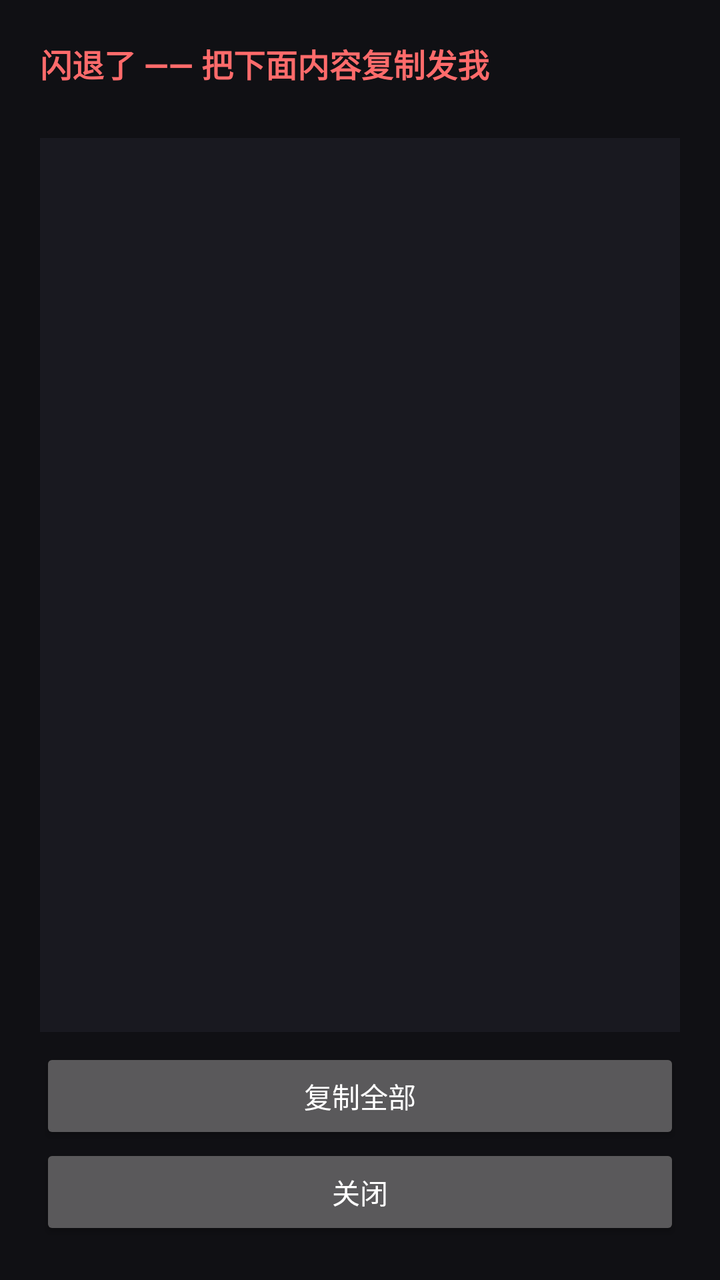
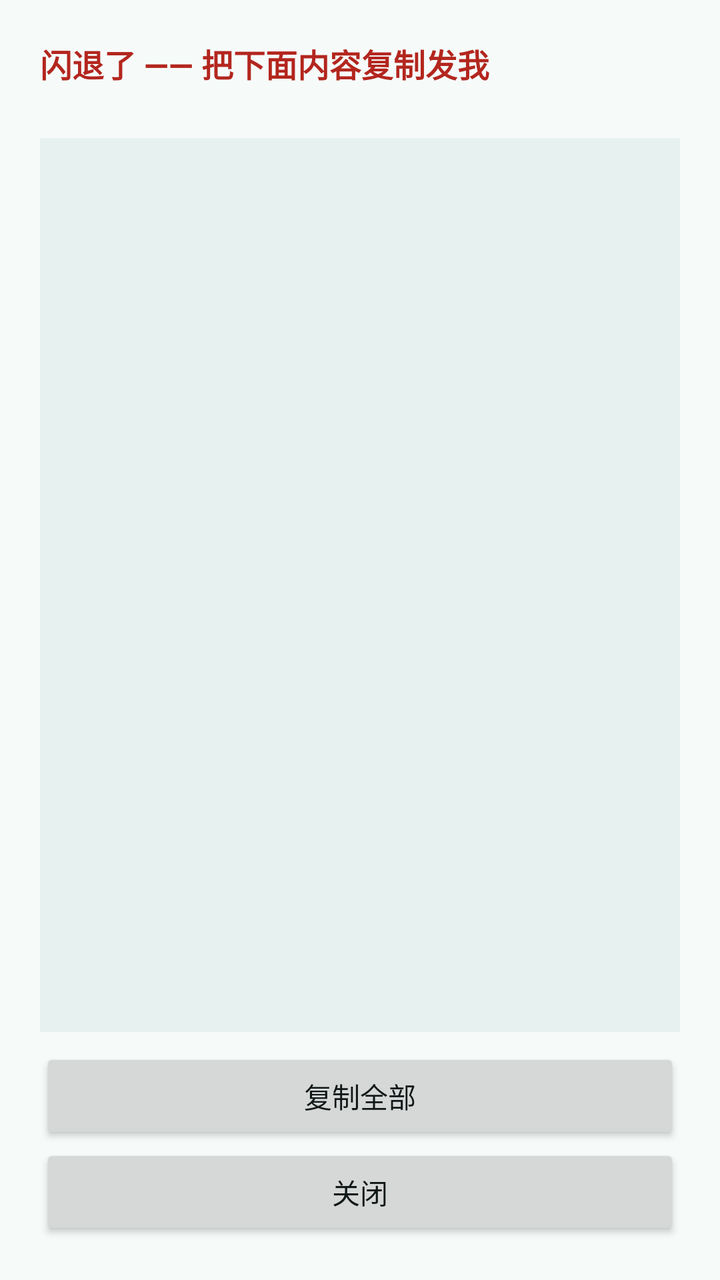

Two renders of the same Android screen: before a commit and after it. Below are the layout's source before the change and the commit's diff.
<!-- AndroidManifest.xml: application theme AppTheme -->
<!-- res/layout/activity_crash.xml -->
<?xml version="1.0" encoding="utf-8"?>
<LinearLayout
    android:id="@+id/root"
    xmlns:android="http://schemas.android.com/apk/res/android"
    android:layout_width="match_parent"
    android:layout_height="match_parent"
    android:background="#FF101014"
    android:orientation="vertical"
    android:padding="20dp">

    <TextView
        android:layout_width="match_parent"
        android:layout_height="wrap_content"
        android:text="@string/crash_title"
        android:textColor="#FFFF6B6B"
        android:textSize="16sp"
        android:textStyle="bold" />

    <TextView
        android:id="@+id/path"
        android:layout_width="match_parent"
        android:layout_height="wrap_content"
        android:layout_marginTop="4dp"
        android:textColor="#88FFFFFF"
        android:textSize="10sp" />

    <ScrollView
        android:layout_width="match_parent"
        android:layout_height="0dp"
        android:layout_marginTop="8dp"
        android:layout_weight="1"
        android:background="#FF191920">

        <TextView
            android:id="@+id/body"
            android:layout_width="match_parent"
            android:layout_height="wrap_content"
            android:padding="8dp"
            android:textColor="#FFDDDDDD"
            android:textIsSelectable="true"
            android:textSize="10sp"
            android:typeface="monospace" />
    </ScrollView>

    <Button
        android:id="@+id/copy"
        android:layout_width="match_parent"
        android:layout_height="wrap_content"
        android:layout_marginTop="8dp"
        android:text="@string/crash_copy" />

    <Button
        android:id="@+id/close"
        android:layout_width="match_parent"
        android:layout_height="wrap_content"
        android:text="@string/crash_close" />
</LinearLayout>
<!-- resources referenced by this layout -->
<resources>
  <string name="crash_close">关闭</string>
  <string name="crash_copy">复制全部</string>
  <string name="crash_title">闪退了 —— 把下面内容复制发我</string>
  <style name="AppTheme" parent="Theme.AppCompat.NoActionBar">
          <item name="android:windowBackground">@color/bg</item>
          <item name="android:statusBarColor">@color/bg</item>
          <item name="android:navigationBarColor">@color/bg</item>
      </style>
  <color name="bg">#FF0E0E12</color>
</resources>

<!-- the commit's change to res/layout/activity_crash.xml (unified diff, before → after) -->
@@ -4,7 +4,7 @@
     xmlns:android="http://schemas.android.com/apk/res/android"
     android:layout_width="match_parent"
     android:layout_height="match_parent"
-    android:background="#FF101014"
+    android:background="@color/bg"
     android:orientation="vertical"
     android:padding="20dp">
 
@@ -12,7 +12,7 @@
         android:layout_width="match_parent"
         android:layout_height="wrap_content"
         android:text="@string/crash_title"
-        android:textColor="#FFFF6B6B"
+        android:textColor="@color/error"
         android:textSize="16sp"
         android:textStyle="bold" />
 
@@ -21,7 +21,7 @@
         android:layout_width="match_parent"
         android:layout_height="wrap_content"
         android:layout_marginTop="4dp"
-        android:textColor="#88FFFFFF"
+        android:textColor="@color/text_secondary"
         android:textSize="10sp" />
 
     <ScrollView
@@ -29,14 +29,14 @@
         android:layout_height="0dp"
         android:layout_marginTop="8dp"
         android:layout_weight="1"
-        android:background="#FF191920">
+        android:background="@color/surface_variant">
 
         <TextView
             android:id="@+id/body"
             android:layout_width="match_parent"
             android:layout_height="wrap_content"
             android:padding="8dp"
-            android:textColor="#FFDDDDDD"
+            android:textColor="@color/text_primary"
             android:textIsSelectable="true"
             android:textSize="10sp"
             android:typeface="monospace" />
<!-- resource entries referenced after the edit -->
@@ -3,11 +3,22 @@
   <string name="crash_close">关闭</string>
   <string name="crash_copy">复制全部</string>
   <string name="crash_title">闪退了 —— 把下面内容复制发我</string>
-  <style name="AppTheme" parent="Theme.AppCompat.NoActionBar">
+  <style name="AppTheme" parent="Theme.AppCompat.DayNight.NoActionBar">
           <item name="android:windowBackground">@color/bg</item>
           <item name="android:statusBarColor">@color/bg</item>
           <item name="android:navigationBarColor">@color/bg</item>
+          <item name="android:windowLightStatusBar">@bool/light_status_bar</item>
+          <item name="colorPrimary">@color/accent</item>
+          <item name="colorAccent">@color/accent</item>
+          <item name="colorControlActivated">@color/accent</item>
+          <item name="android:textColorPrimary">@color/text_primary</item>
+          <item name="android:textColorSecondary">@color/text_secondary</item>
       </style>
-  <color name="bg">#FF0E0E12</color>
+  <color name="accent">#FF0E9F94</color>
+  <color name="bg">#FFF6FBFA</color>
+  <color name="error">#FFB3261E</color>
+  <color name="surface_variant">#FFE7F2F0</color>
+  <color name="text_primary">#FF101817</color>
+  <color name="text_secondary">#FF48605B</color>
 </resources>
 
